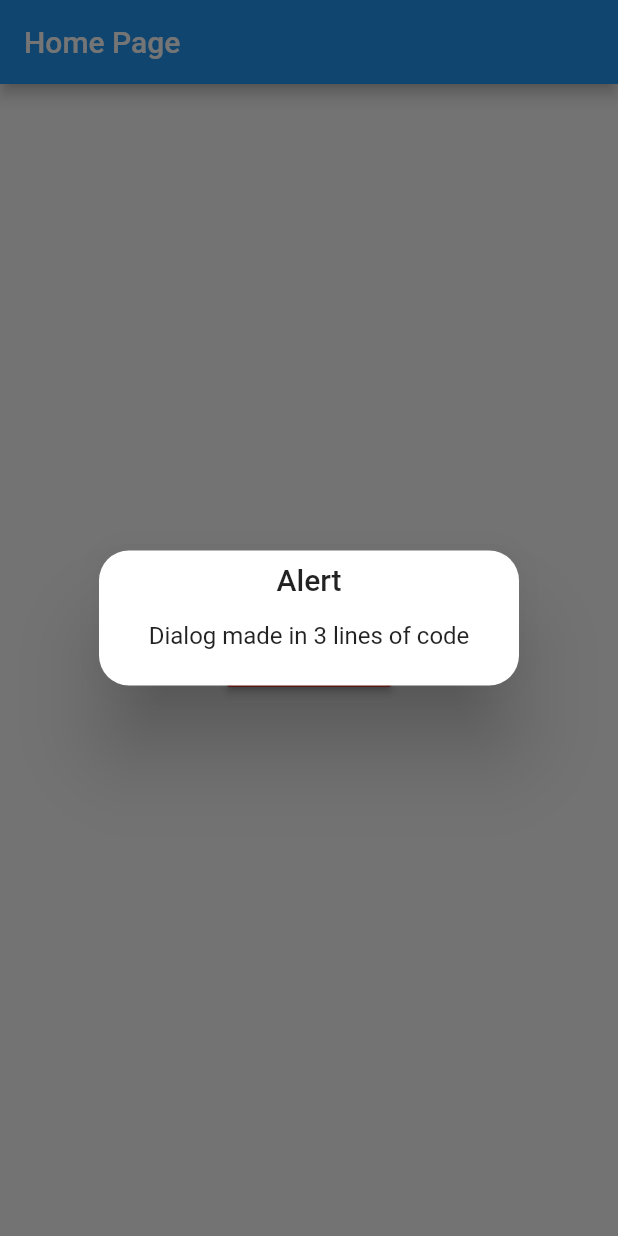
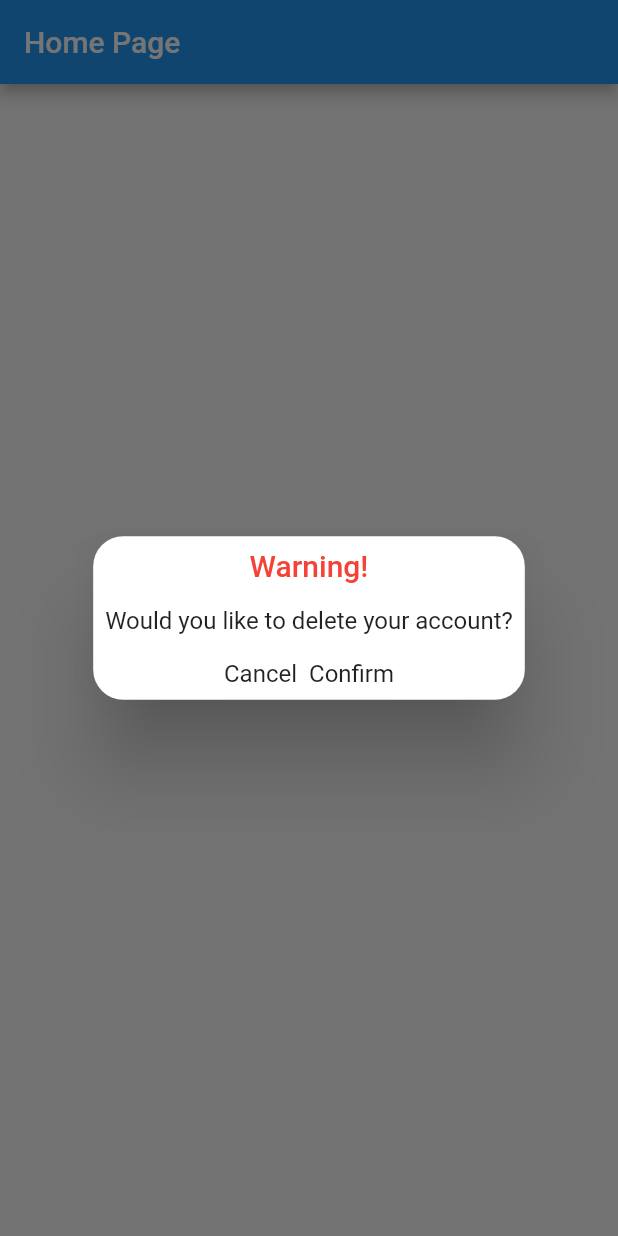
Before and after one commit to ImadDz-7/Learn-state-management-getx, a Flutter app: the screen it shows after launch, after a tap on "Show Dialog", on a phone screen of 412 x 824 dp. Run offline on Flutter 3.47's test engine with Material 2 defaults, Android fonts, the phone set to English and light mode, and no system bars; our stand-ins replace get, shared_preferences.

Commit message:
Customizing the dialog

```diff
--- a/lib/view/home_view.dart
+++ b/lib/view/home_view.dart
@@ -30,7 +30,13 @@ class HomeView extends StatelessWidget {
             MaterialButton(
               onPressed: () {
                 Get.defaultDialog(
-
+                  title: 'Warning!',
+                  titleStyle: TextStyle(
+                    color: Colors.red,
+                  ),
+                  middleText: 'Would you like to delete your account?',
+                  cancel: Text('Cancel'),
+                  confirm: Text('Confirm'),
                 );
               },
               color: Colors.red,
```
